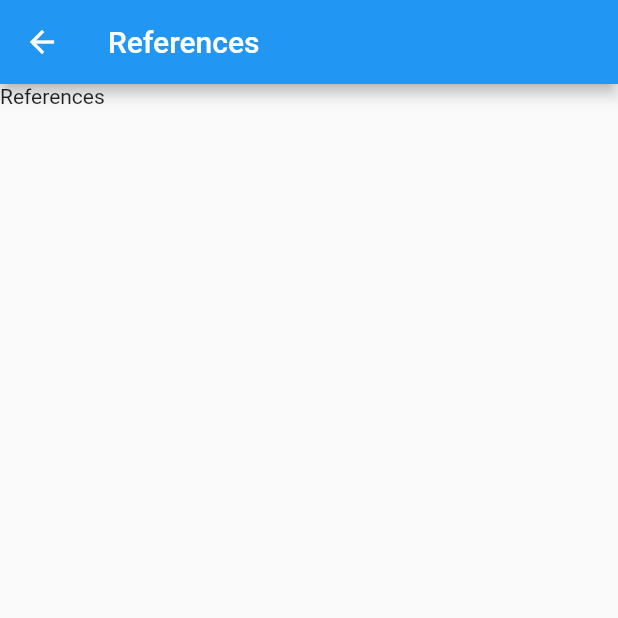
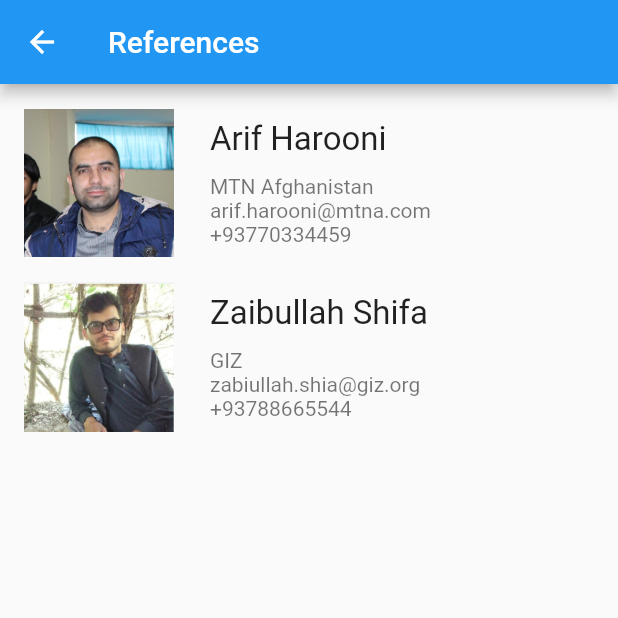
Before and after one commit to ghufranataie/aboutme, a Flutter app: the References screen opened directly, on a phone screen of 412 x 824 dp, the top half of it. Run offline on Flutter 3.47's test engine with Material 2 defaults, Android fonts, the phone set to English and light mode, and no system bars.

Commit message:
Third Commit

```diff
--- a/lib/main.dart
+++ b/lib/main.dart
@@ -25,9 +25,9 @@ class Home extends StatelessWidget {
         "This was the Ghufran Ataie Biography for more details kindly click bellow social media icons to access the Ghufran Ataie online social icons";
     List<DItem> DItems = new List<DItem>();
     DItems.add(DItem("Education", "assets/education.png"));
+    DItems.add(DItem("Experience", "assets/exper.png"));
+    DItems.add(DItem("References", "assets/ref.png"));
     DItems.add(DItem("Hobbies", "assets/hobbies.png"));
-    DItems.add(DItem("References", "assets/ref.png"));
-    DItems.add(DItem("Experience", "assets/exper.png"));
     DItems.add(DItem("My Game", "assets/games.png"));
     DItems.add(DItem("Gallary", "assets/gallary.png"));
     return Scaffold(
--- a/lib/reference.dart
+++ b/lib/reference.dart
@@ -4,11 +4,49 @@ import 'package:flutter/material.dart';
 class References extends StatelessWidget {
   @override
   Widget build(BuildContext context) {
+    List<Ref> Refs = new List<Ref>();
+    Refs.add(Ref("assets/ref/arif.jpg", "Arif Harooni", "MTN Afghanistan", "arif.harooni@mtna.com", "+93770334459"));
+    Refs.add(Ref("assets/ref/zabi.jpg", "Zaibullah Shifa", "GIZ", "zabiullah.shia@giz.org", "+93788665544"));
+
     return Scaffold(
       appBar: AppBar(
         title: Text("References"),
       ),
-      body: Text("References"),
+      body: Padding(
+        padding: const EdgeInsets.all(8.0),
+        child: ListView.builder(
+          itemCount: Refs.length,
+          itemBuilder: (context, index){
+            return Row(
+              children: <Widget>[
+                Padding(
+                  padding: const EdgeInsets.all(8.0),
+                  child: Image.asset(Refs[index].logo, height: 100, width: 100,),
+                ),
+                Expanded(
+                  child: ListTile(
+                    title: Padding(
+                      padding: const EdgeInsets.fromLTRB(0, 0, 0, 10),
+                      child: Text(Refs[index].Name, style: TextStyle(fontSize: 22),),
+                    ),
+                    subtitle: Text(Refs[index].Org +"\n" +Refs[index].Email+ "\n"+Refs[index].Phone),
+                  ),
+                )
+              ],
+            );
+          },
+        ),
+      ),
     );
   }
 }
+
+
+class Ref{
+  String logo;
+  String Name;
+  String Org;
+  String Email;
+  String Phone;
+  Ref(this.logo, this.Name, this.Org, this.Email, this.Phone);
+}
--- a/pubspec.yaml
+++ b/pubspec.yaml
@@ -51,6 +51,8 @@ flutter:
     - assets/socials/
     - assets/dices/
     - assets/edus/
+    - assets/ref/
+    - assets/exp/
 
   # An image asset can refer to one or more resolution-specific "variants", see
   # https://flutter.dev/assets-and-images/#resolution-aware.
```
Also changed, not shown: lib/experience.dart (+10 -6 lines), assets/exp/giz.png (added), assets/exp/google.png (added), assets/exp/nkb.png (added), assets/exp/usaid.png (added), assets/ref/arif.jpg (added), assets/ref/zabi.jpg (added).
